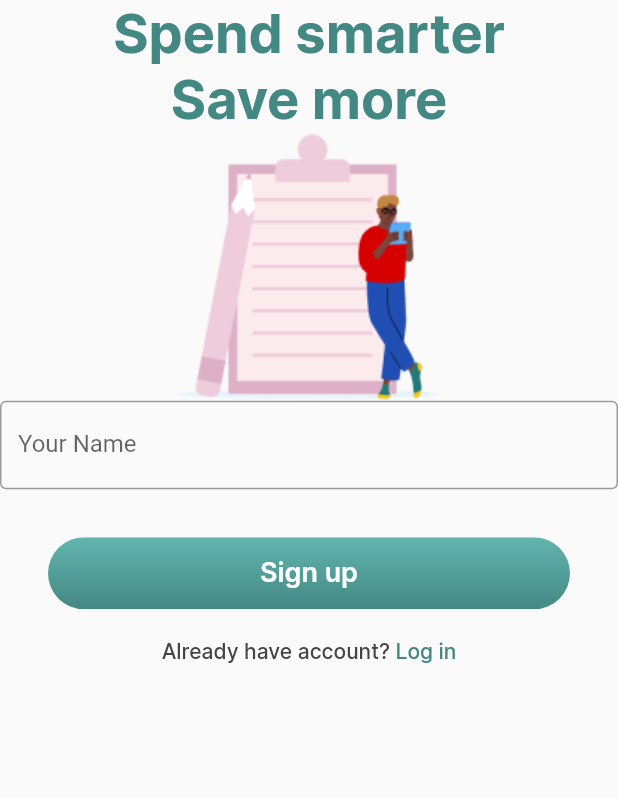
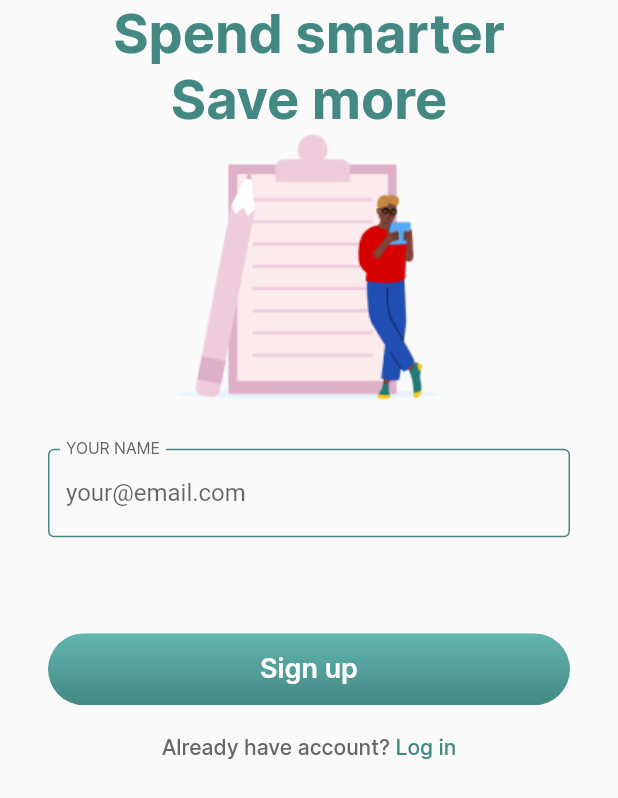
Before and after one commit to atanazio95/finances_app, a Flutter app: the screen it shows after launch, on a phone screen of 412 x 824 dp. Shown: the top 798 px of the screen. Run offline on Flutter 3.47's test engine with Material 2 defaults, Android fonts, the phone set to English and light mode, and no system bars.

Commit message:
finalizando componente

```diff
--- a/lib/common/constants/app_colors.dart
+++ b/lib/common/constants/app_colors.dart
@@ -14,5 +14,6 @@
   ];
   static const Color white = Color(0xFFFFFFFF);
   static const Color iceWhite = Color(0xFFEEF8F7);
-  static const Color grey = Color(0xFF444444);
+  static const Color darkGrey = Color(0xFF444444);
+  static const Color grey = Color(0xFF666666);
 }
--- a/lib/common/constants/app_text_styles.dart
+++ b/lib/common/constants/app_text_styles.dart
@@ -26,4 +26,7 @@
     fontSize: 14.0,
     fontWeight: FontWeight.w500,
   );
+
+  static const TextStyle inputLabelText =
+      TextStyle(fontFamily: 'Inter', fontSize: 14, fontWeight: FontWeight.w400);
 }
--- /dev/null
+++ b/lib/common/constants/widgets/custon_buttom_form_field.dart
@@ -0,0 +1,68 @@
+import 'package:flutter/material.dart';
+
+import '../app_colors.dart';
+import '../app_text_styles.dart';
+
+class CustomTextformField extends StatefulWidget {
+  final EdgeInsetsGeometry? padding;
+  final String? hintText;
+  final String? labelText;
+  final TextCapitalization? textCapitalization;
+  final TextEditingController? controller;
+  final TextInputType? keyBoardType;
+  final int? maxLength;
+  final TextInputAction? textInputAction;
+  CustomTextformField({
+    Key? key,
+    required this.padding,
+    this.hintText,
+    this.labelText,
+    this.textCapitalization,
+    this.controller,
+    this.keyBoardType,
+    this.maxLength, this.textInputAction,
+  }) : super(key: key);
+
+  @override
+  State<CustomTextformField> createState() => _CustomTextformFieldState();
+}
+
+class _CustomTextformFieldState extends State<CustomTextformField> {
+  final defaultBorder = const OutlineInputBorder(
+      borderSide: BorderSide(color: AppColors.greenlightTwo));
+
+  @override
+  Widget build(BuildContext context) {
+    return Padding(
+      padding: widget.padding ??
+          const EdgeInsets.symmetric(horizontal: 24.0, vertical: 12),
+      child: TextFormField(
+        textInputAction: widget.textInputAction,
+        maxLength: widget.maxLength,
+        keyboardType: widget.keyBoardType,
+        controller: widget.controller,
+        textCapitalization:
+            widget.textCapitalization ?? TextCapitalization.none,
+        decoration: InputDecoration(
+          hintText: widget.hintText,
+          floatingLabelBehavior: FloatingLabelBehavior.always,
+          labelStyle:
+              AppTextStyle.inputLabelText.copyWith(color: AppColors.grey),
+          labelText: widget.labelText?.toUpperCase(),
+          border: defaultBorder,
+          focusedBorder: defaultBorder,
+          errorBorder: defaultBorder.copyWith(
+              borderSide: const BorderSide(
+            color: Colors.red,
+          )),
+          focusedErrorBorder: defaultBorder.copyWith(
+              borderSide: const BorderSide(
+            color: Colors.red,
+          )),
+          enabledBorder: defaultBorder,
+          disabledBorder: defaultBorder,
+        ),
+      ),
+    );
+  }
+}
--- a/lib/features/sign_up/sign_up_page.dart
+++ b/lib/features/sign_up/sign_up_page.dart
@@ -1,6 +1,7 @@
 import 'package:flutter/material.dart';
 import '../../common/constants/app_colors.dart';
 import '../../common/constants/app_text_styles.dart';
+import '../../common/constants/widgets/custon_buttom_form_field.dart';
 import '../../common/constants/widgets/multi_text_button.dart';
 import '../../common/constants/widgets/primary_button.dart';
 
@@ -28,13 +29,10 @@
           Form(
             child: Column(
               children: [
-                TextFormField(
-                  decoration: const InputDecoration(
-                    labelText: "Your Name",
-
-                    border: OutlineInputBorder(
-                      borderSide: BorderSide(color: Colors.red)
-                    )),
+                CustomTextformField(
+                  padding: const EdgeInsets.all(32),
+                  labelText: "your name",
+                  hintText: "your@email.com",
                 )
               ],
             ),
```
